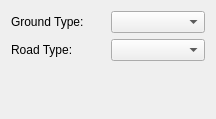
Old version of the form src/ui/TerrainDockWidget.ui in the repository Emdek/wz-map-editor.
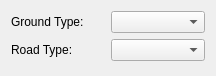
New version of the form.

What changed in the file:
```diff
--- a/src/ui/TerrainDockWidget.ui
+++ b/src/ui/TerrainDockWidget.ui
@@ -7,7 +7,7 @@
     <x>0</x>
     <y>0</y>
     <width>216</width>
-    <height>119</height>
+    <height>76</height>
    </rect>
   </property>
   <property name="windowTitle">
@@ -52,7 +52,7 @@
      <property name="sizeHint" stdset="0">
       <size>
        <width>20</width>
-       <height>40</height>
+       <height>0</height>
       </size>
      </property>
     </spacer>
```
